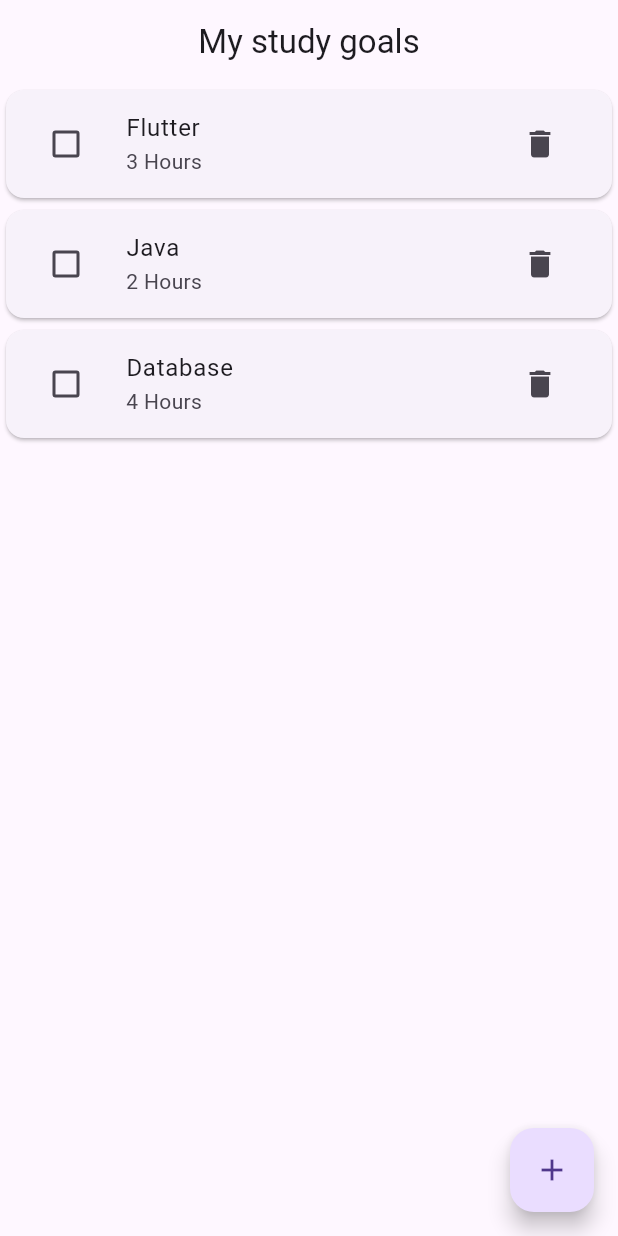
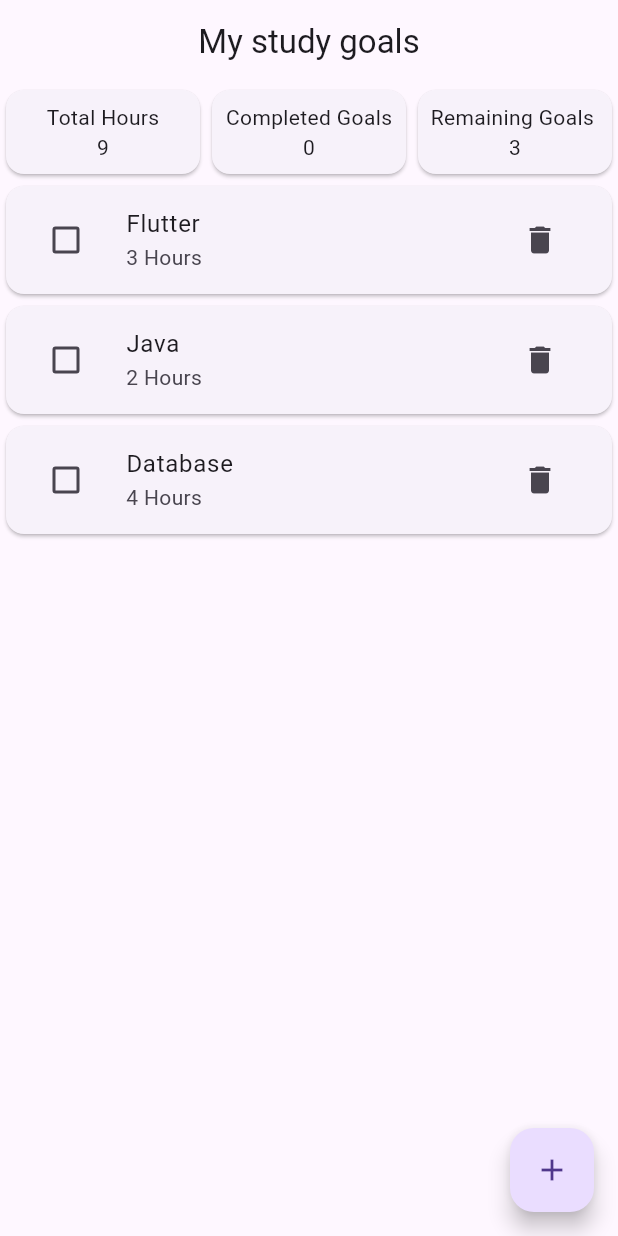
Before and after one commit to Moesaiff/study_planner, a Flutter app: the screen it shows after launch, on a phone screen of 412 x 824 dp. Run offline on Flutter 3.47's test engine with Material 3 defaults, Android fonts, the phone set to English and light mode, and no system bars.

Commit message:
Complete Phase 3 - Study Summary

```diff
--- a/lib/screens/home_page.dart
+++ b/lib/screens/home_page.dart
@@ -1,5 +1,6 @@
 
 import 'package:flutter/material.dart';
+import 'package:study_planner/summary_cards.dart';
 
 class HomePage extends StatefulWidget {
   const HomePage({super.key});
@@ -27,6 +28,24 @@ class _HomePageState extends State<HomePage> {
         'done': false,
         },
     ];
+
+int get totalHours {
+  int total = goals.fold(0, (sum, goal) {
+    return sum + (goal['hours'] as int);
+  });
+
+  return total;
+}
+int get completedGoals{
+   return goals.where((goal){
+    return goal['done'] == true;
+   }).length;
+}
+int get remainingGoals {
+    return goals.where((goal){
+        return goal['done'] == false;
+    }).length;
+}
   @override
   Widget build(BuildContext context) {
     return Scaffold(
@@ -38,8 +57,28 @@ class _HomePageState extends State<HomePage> {
       // // STATIC - Body
         body: Column(
         children: [
+            Row(
+                children: [
                     Expanded(
-        child: ListView.builder(
+                    child: SummaryCard(
+                        title: 'Total Hours',
+                        value: totalHours,
+                    ),
+                    ),
+                    Expanded(child: SummaryCard(title: "Completed Goals", value: completedGoals)),
+                    Expanded(child: SummaryCard(title: "Remaining Goals ", value: remainingGoals))
+                ],
+),
+                    Expanded(
+                child: goals.isEmpty? Center(
+                child: Text(
+                    'No study goals yet! Add a goal to get started.',
+                ),
+                )
+
+
+                :ListView.builder(
+
             itemCount: goals.length,
             itemBuilder: (context, index) {
             return Card(
--- /dev/null
+++ b/lib/summary_cards.dart
@@ -0,0 +1,21 @@
+import 'package:flutter/material.dart';
+
+class SummaryCard extends StatelessWidget {
+final String title;
+final int value;
+  const SummaryCard({super.key, required this.title, required this.value});
+
+  @override
+  Widget build(BuildContext context) {
+    return Card(child: Padding(
+      padding: const EdgeInsets.all(8.0),
+      child: Column(mainAxisAlignment: MainAxisAlignment.center,children: [
+        Text(title),
+        Text(value.toString())
+      ],
+
+      ),
+    ),
+    );
+  }
+}
```
Also changed, not shown: screenhoots/Phase3_App2.png (added), screenhoots/phase3_App.png (added), screenhoots/phase3_code.png (added).
